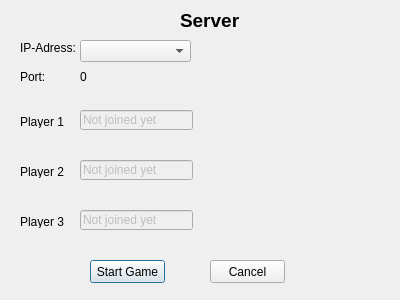
Qt form gui/createserverdialog.ui (pfriesch/qtMauMau) before a commit.
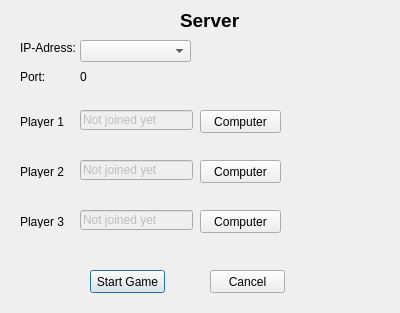
The same form after that commit.

Patch:
```diff
--- a/gui/createserverdialog.ui
+++ b/gui/createserverdialog.ui
@@ -7,7 +7,7 @@
     <x>0</x>
     <y>0</y>
     <width>400</width>
-    <height>300</height>
+    <height>313</height>
    </rect>
   </property>
   <property name="windowTitle">
@@ -133,7 +133,7 @@
    <property name="geometry">
     <rect>
      <x>90</x>
-     <y>260</y>
+     <y>270</y>
      <width>75</width>
      <height>23</height>
     </rect>
@@ -146,7 +146,7 @@
    <property name="geometry">
     <rect>
      <x>210</x>
-     <y>260</y>
+     <y>270</y>
      <width>75</width>
      <height>23</height>
     </rect>
@@ -207,6 +207,45 @@
     <string/>
    </property>
   </widget>
+  <widget class="QPushButton" name="pushButton">
+   <property name="geometry">
+    <rect>
+     <x>200</x>
+     <y>110</y>
+     <width>81</width>
+     <height>23</height>
+    </rect>
+   </property>
+   <property name="text">
+    <string>Computer</string>
+   </property>
+  </widget>
+  <widget class="QPushButton" name="pushButton_2">
+   <property name="geometry">
+    <rect>
+     <x>200</x>
+     <y>160</y>
+     <width>81</width>
+     <height>23</height>
+    </rect>
+   </property>
+   <property name="text">
+    <string>Computer</string>
+   </property>
+  </widget>
+  <widget class="QPushButton" name="pushButton_3">
+   <property name="geometry">
+    <rect>
+     <x>200</x>
+     <y>210</y>
+     <width>81</width>
+     <height>23</height>
+    </rect>
+   </property>
+   <property name="text">
+    <string>Computer</string>
+   </property>
+  </widget>
  </widget>
  <resources/>
  <connections/>
```
